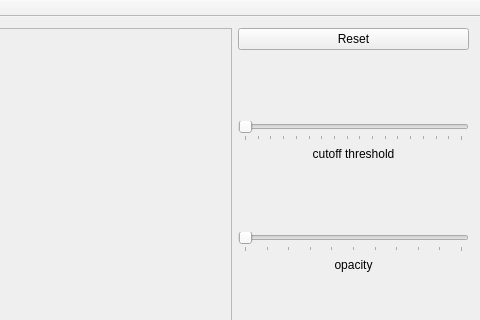
Before: the Qt Designer form application/MainWindow.ui in dben1182/vtk_visualization, drawn with Qt 5; both pictures show x 240 to 720 and y 0 to 320 of the 720 by 480 pixel window.
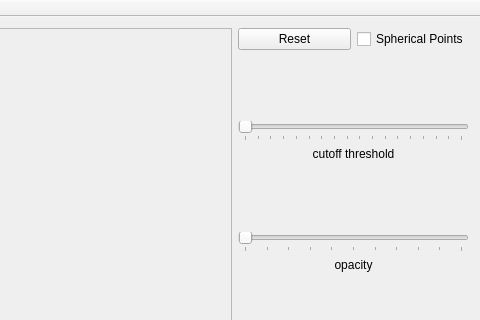
After: the same form once the commit is applied.

Commit message: Added Spherical Points Checkbox: WORKS

The edit to the form file:
```diff
--- a/application/MainWindow.ui
+++ b/application/MainWindow.ui
@@ -16,7 +16,9 @@
   <widget class="QWidget" name="centralWidget">
    <layout class="QGridLayout" name="gridLayout" columnstretch="2,1">
     <item row="1" column="1">
-     <layout class="QVBoxLayout" name="verticalLayout">
+     <layout class="QVBoxLayout" name="verticalLayout" stretch="1,0,0,0,0,0,0,0,0,0,0">
+      <item>
+       <layout class="QHBoxLayout" name="horizontalLayout_4">
       <item>
        <widget class="QPushButton" name="reset_button">
         <property name="text">
@@ -25,6 +27,15 @@
        </widget>
       </item>
       <item>
+         <widget class="QCheckBox" name="spherical_points_check_box">
+          <property name="text">
+           <string>Spherical Points</string>
+          </property>
+         </widget>
+        </item>
+       </layout>
+      </item>
+      <item>
        <spacer name="verticalSpacer_4">
         <property name="orientation">
          <enum>Qt::Orientation::Vertical</enum>
```
Left out of the diff: 20 changed lines with no effect on the pictures. Lines whose indentation alone changed are shown as unchanged. The commit also changes 2 other files.
